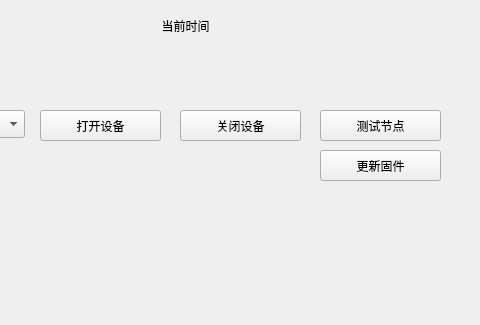
Above: mainwindow.ui from pengnianchun/S12-BT-QT before the change; both pictures show x 220 to 700 and y 0 to 325 of the 800 by 480 pixel window. Below: the same form after it.
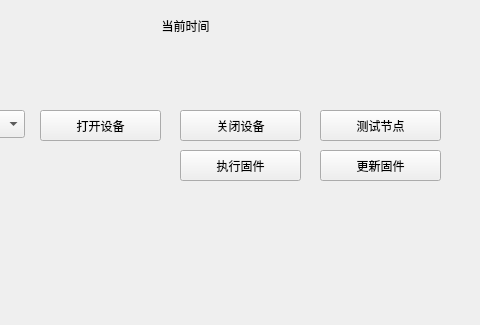
That is the form after the change.

```diff
--- a/mainwindow.ui
+++ b/mainwindow.ui
@@ -139,6 +139,19 @@
      <string>更新固件</string>
     </property>
    </widget>
+   <widget class="QPushButton" name="pushButton_sync_3">
+    <property name="geometry">
+     <rect>
+      <x>400</x>
+      <y>150</y>
+      <width>121</width>
+      <height>31</height>
+     </rect>
+    </property>
+    <property name="text">
+     <string>执行固件</string>
+    </property>
+   </widget>
   </widget>
   <widget class="QMenuBar" name="menuBar">
    <property name="geometry">
```
